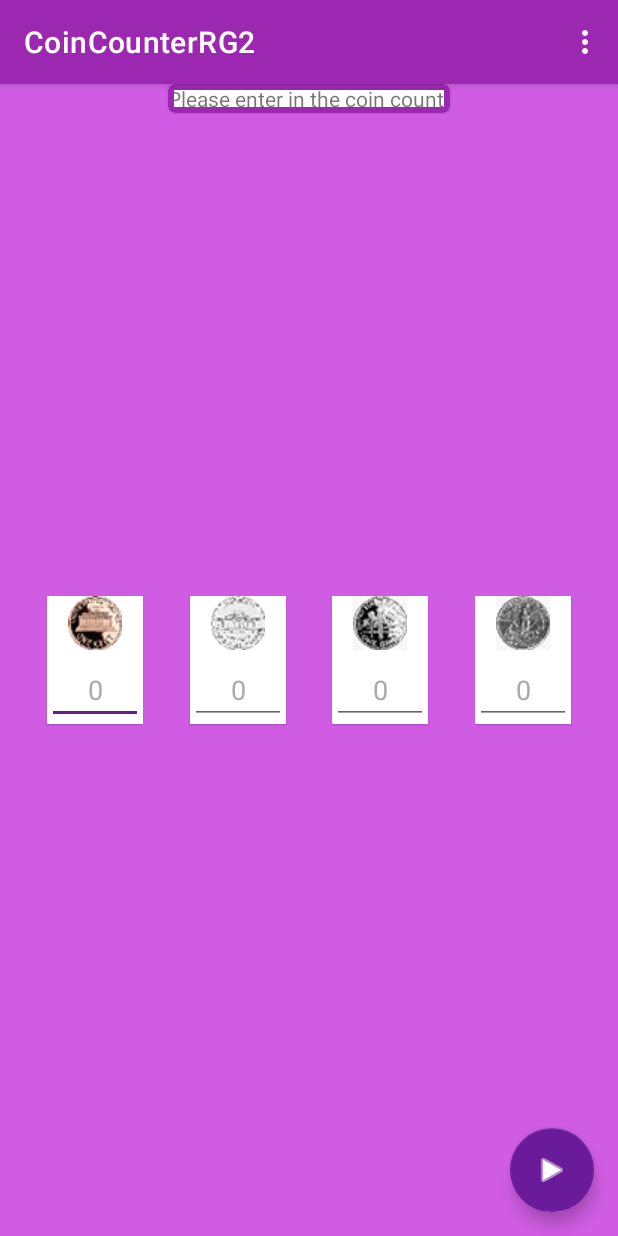
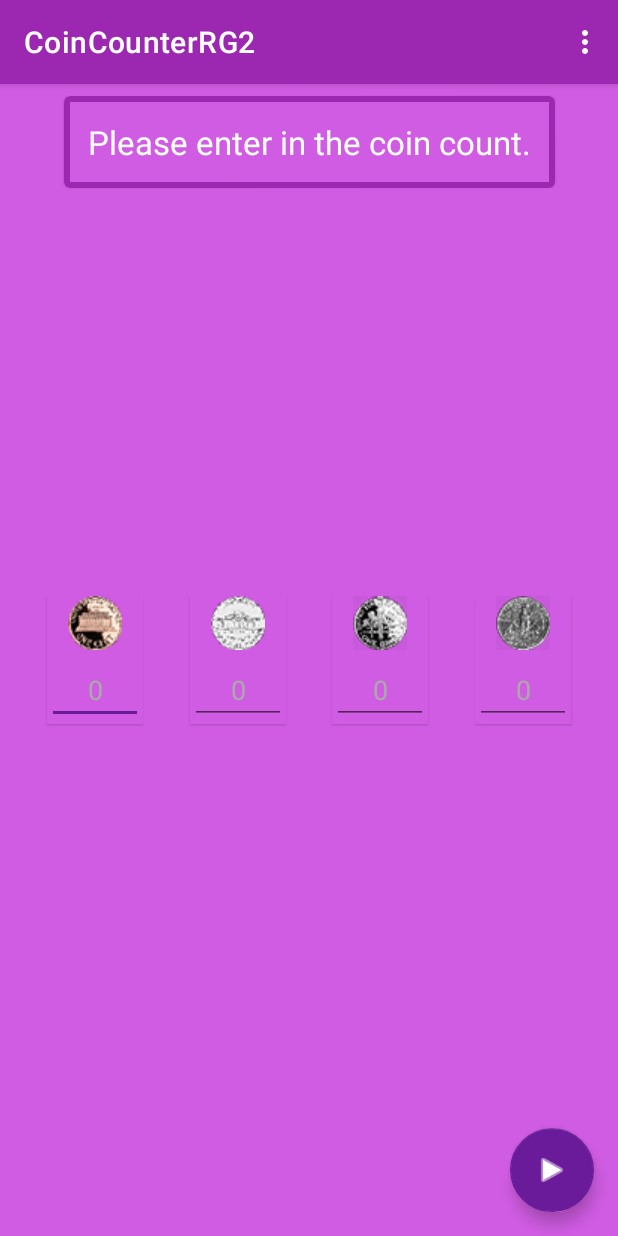
Before and after one commit to rachel613g/CoinCounterRG2, an Android app: the screen it shows after launch (MainActivity), on a phone screen of 412 x 824 dp. Run offline under Robolectric (Android 15) with nearby library versions, the light colour scheme and no system bars.

Commit message:
added margin to edit text inside of banner card view. changed background color of all card views.

```diff
--- a/app/src/main/res/layout/content_main.xml
+++ b/app/src/main/res/layout/content_main.xml
@@ -12,6 +12,7 @@
         style="@style/MaterialCardWithBorder"
         android:layout_width="wrap_content"
         android:layout_height="wrap_content"
+        android:layout_marginTop="@dimen/default_activity_margin"
         app:layout_constraintEnd_toEndOf="parent"
         app:layout_constraintStart_toStartOf="parent"
         app:layout_constraintTop_toTopOf="parent"
@@ -20,7 +21,11 @@
         <TextView
             android:layout_width="wrap_content"
             android:layout_height="wrap_content"
-            android:text="@string/banner_prompt" />
+            android:textAppearance="@style/TextAppearance.AppCompat.Large"
+            android:textColor="@color/primaryTextColor"
+            android:text="@string/banner_prompt"
+            android:layout_margin="@dimen/standard_margin"
+            />
     </com.google.android.material.card.MaterialCardView>
 
     <!-- Penny Card -->
--- a/app/src/main/res/values/themes.xml
+++ b/app/src/main/res/values/themes.xml
@@ -32,7 +32,7 @@
     <style name="MaterialCardWithBorder" parent="Widget.MaterialComponents.CardView">
         <item name="strokeWidth">@dimen/slim_margin</item>
         <item name="strokeColor">@color/primaryColor</item>
-        <item name="cardBackgroundColor">@color/defaultBackgroundColor</item>
+        <item name="cardBackgroundColor">@color/backgroundColoredColor</item>
     </style>
 
     <style name="edit_text_style">
```
